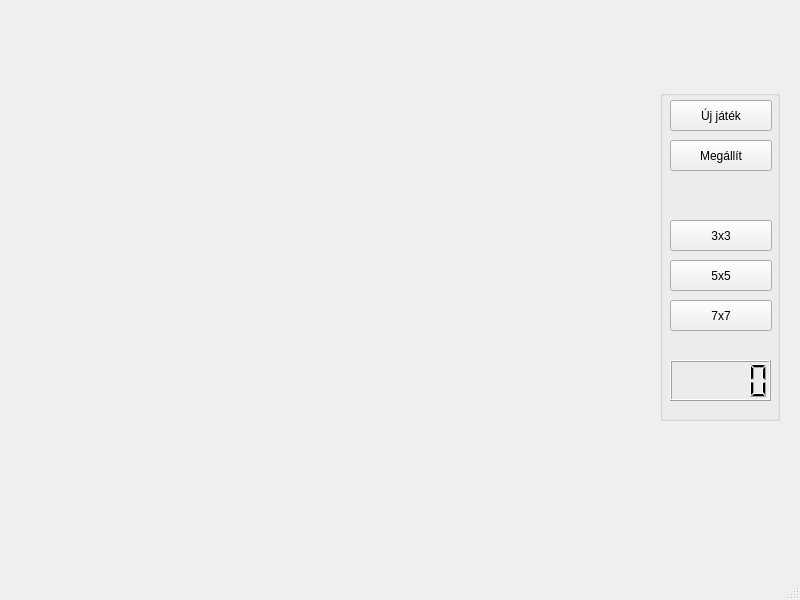
This is view/HuntingMainWindow.ui in botondpilipar/EVA2020_hunting as Qt 5 draws it before an edit. The edited form follows.
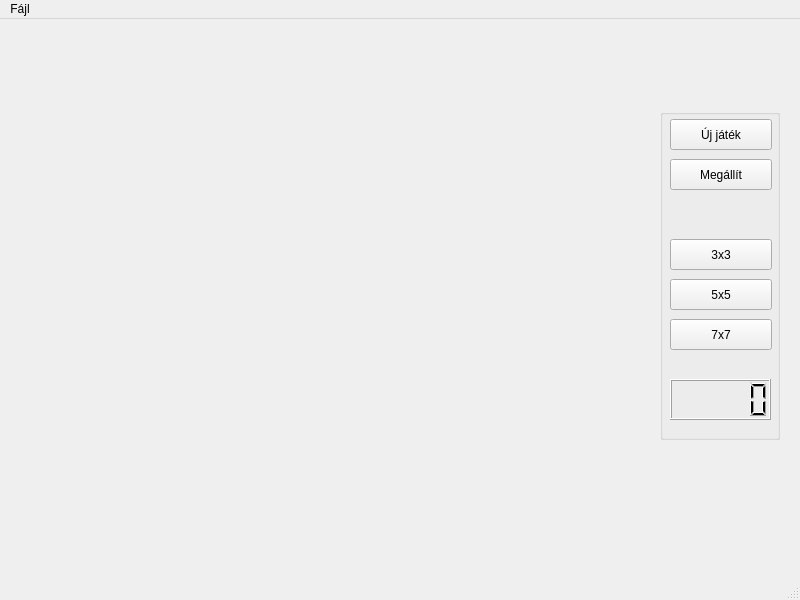
This is the edited form.

Commit message: Create and connect saving mechanism

What changed in the file:
```diff
--- a/view/HuntingMainWindow.ui
+++ b/view/HuntingMainWindow.ui
@@ -106,9 +106,9 @@
     <property name="geometry">
      <rect>
       <x>20</x>
-      <y>20</y>
+      <y>30</y>
       <width>631</width>
-      <height>511</height>
+      <height>501</height>
      </rect>
     </property>
    </widget>
@@ -122,6 +122,14 @@
      <height>21</height>
     </rect>
    </property>
+   <widget class="QMenu" name="menuF_jl">
+    <property name="title">
+     <string>Fájl</string>
+    </property>
+    <addaction name="saveButton"/>
+    <addaction name="loadButton"/>
+   </widget>
+   <addaction name="menuF_jl"/>
   </widget>
   <widget class="QStatusBar" name="statusbar"/>
  </widget>
```
Left out of the diff: 10 changed lines with no effect on the pictures. The commit also changes 2 other files.
